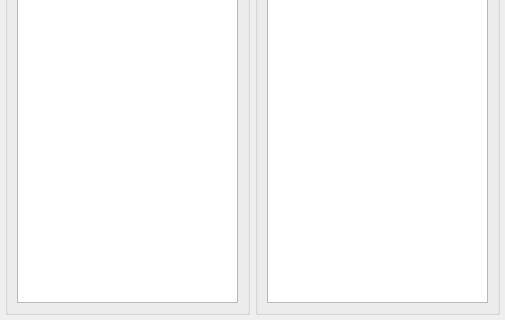
Old version of the form source/Goldenberry/widgets/optimization/GbFilterAttributeWidget.ui in the repository narg95/goldenberry; both pictures show x 0 to 505 and y 190 to 510 of the 505 by 510 pixel window.
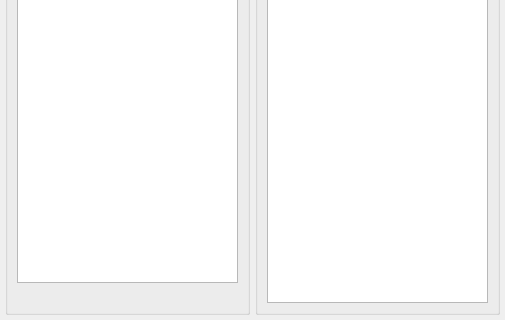
New version of the form.

What changed in the file:
```diff
--- a/source/Goldenberry/widgets/optimization/GbFilterAttributeWidget.ui
+++ b/source/Goldenberry/widgets/optimization/GbFilterAttributeWidget.ui
@@ -46,6 +46,10 @@
     <item>
      <layout class="QFormLayout" name="actionswidgetlayout"/>
     </item>
+     <item>
+       <widget class="QLabel" name="warning_label">
+       </widget>
+     </item>
    </layout>
   </widget>
   <widget class="QGroupBox" name="filterAttributesBox">
```
Left out of the diff: 2 changed lines with no effect on the pictures.
